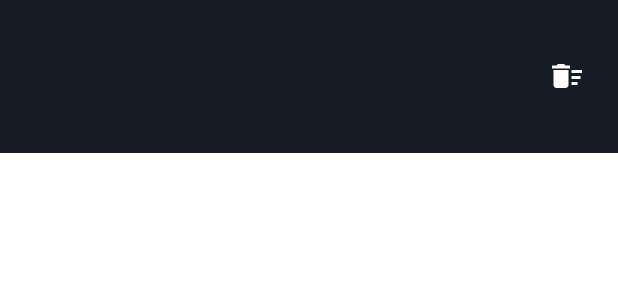
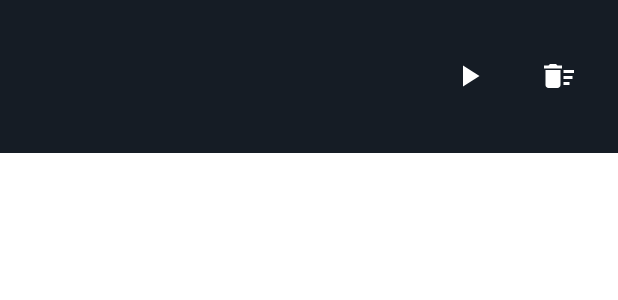
Before and after one commit to sang2770/BTLon_Movie, an Android app: the layout myitemmovie.xml on its own in the app's theme, with its tools: preview values and no code run, on a phone screen of 412 x 824 dp. Shown: the top 300 px of the screen. Run offline under Robolectric (Android 15) with nearby library versions, the phone set to English and light mode, and no system bars.

Commit message:
Add play video

```diff
--- a/app/src/main/java/com/example/btlon_movie/adapter/MovieAdapter.java
+++ b/app/src/main/java/com/example/btlon_movie/adapter/MovieAdapter.java
@@ -32,10 +32,6 @@ public class MovieAdapter extends RecyclerView.Adapter<MovieAdapter.MyViewHolder
     public MyViewHolder onCreateViewHolder(@NonNull ViewGroup parent, int viewType) {
 
         View view=LayoutInflater.from(context).inflate(R.layout.item_movie,parent,false);
-
-
-
-
         return new  MyViewHolder(view);
     }
 
--- a/app/src/main/java/com/example/btlon_movie/ui/MovieDetailActivity.java
+++ b/app/src/main/java/com/example/btlon_movie/ui/MovieDetailActivity.java
@@ -66,8 +66,6 @@ public class MovieDetailActivity extends AppCompatActivity {
                     startActivity(intentPlay);
                 }
             });
-
-
             MovieThumbnailImg=findViewById(R.id.detail_movie_img);
             Context context = MovieThumbnailImg.getContext();
             int id = context.getResources().getIdentifier(imageResoureceId, "drawable", context.getPackageName());
--- a/app/src/main/res/drawable/ic_baseline_play_arrow_24.xml
+++ b/app/src/main/res/drawable/ic_baseline_play_arrow_24.xml
@@ -1,10 +1,5 @@
-<vector xmlns:android="http://schemas.android.com/apk/res/android"
-    android:width="24dp"
-    android:height="24dp"
-    android:viewportWidth="24"
-    android:viewportHeight="24"
-    android:tint="?attr/colorControlNormal">
-  <path
-      android:fillColor="@android:color/white"
-      android:pathData="M8,5v14l11,-7z"/>
+<vector android:height="24dp" android:tint="#FFFFFF"
+    android:viewportHeight="24" android:viewportWidth="24"
+    android:width="24dp" xmlns:android="http://schemas.android.com/apk/res/android">
+    <path android:fillColor="@android:color/white" android:pathData="M8,5v14l11,-7z"/>
 </vector>
--- a/app/src/main/res/layout/myitemmovie.xml
+++ b/app/src/main/res/layout/myitemmovie.xml
@@ -19,14 +19,13 @@
 
         <ImageView
             android:id="@+id/imgItemMovie"
-            android:layout_width="100dp"
+            android:layout_width="70dp"
             android:layout_height="80dp"
-            android:layout_weight="2"
             android:scaleType="centerCrop"
              />
 
         <LinearLayout
-            android:layout_width="wrap_content"
+            android:layout_width="189dp"
             android:layout_height="wrap_content"
             android:layout_weight="5"
             android:orientation="vertical"
@@ -34,7 +33,7 @@
 
             <TextView
                 android:id="@+id/NameMovie"
-                android:layout_width="wrap_content"
+                android:layout_width="match_parent"
                 android:layout_height="wrap_content"
                 android:layout_weight="1"
                 android:textColor="@color/white"
@@ -42,13 +41,13 @@
 
             <TextView
                 android:id="@+id/DesMovie"
-                android:layout_width="wrap_content"
+                android:layout_width="match_parent"
                 android:layout_height="wrap_content"
+                android:layout_marginLeft="5dp"
                 android:layout_weight="1"
+                android:ellipsize="end"
+                android:lines="3"
                 android:padding="4dp"
-                android:lines="3"
-                android:ellipsize="end"
-                android:layout_marginLeft="5dp"
                 android:textColor="#ccc" />
         </LinearLayout>
         <LinearLayout
@@ -57,6 +56,13 @@
             android:layout_width="wrap_content"
             android:layout_height="wrap_content">
             <ImageButton
+                android:id="@+id/Btn_Play"
+                android:layout_width="60dp"
+                android:layout_height="60dp"
+                android:background="@color/colorPrimary"
+                android:src="@drawable/ic_baseline_play_arrow_24" />
+            <ImageButton
+                android:id="@+id/Btn_Delete"
                 android:layout_width="60dp"
                 android:layout_height="60dp"
                 android:background="@color/colorPrimary"
```
Also changed, not shown: app/src/main/java/com/example/btlon_movie/adapter/MyMovieAdapter.java (+15 -1 lines).
